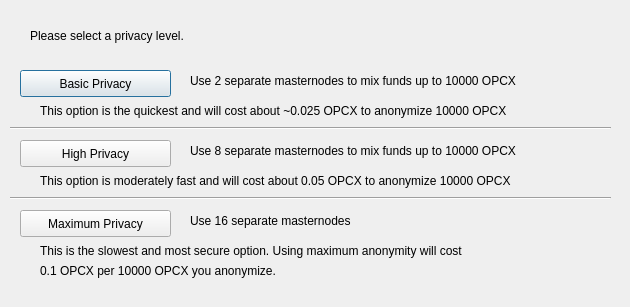
First picture: the form in src/qt/forms/obfuscationconfig.ui, repository opcoinx/OPCoinX, before the edit.
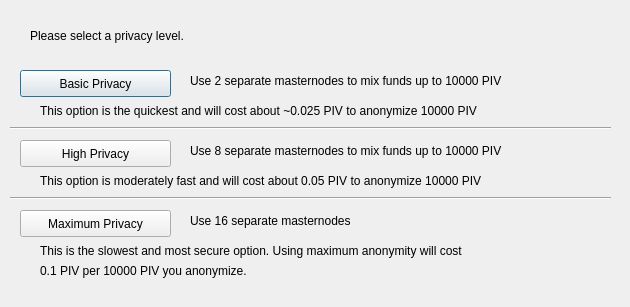
Second picture: the form after the edit.

What changed in the file:
```diff
--- a/src/qt/forms/obfuscationconfig.ui
+++ b/src/qt/forms/obfuscationconfig.ui
@@ -75,7 +75,7 @@
     </rect>
    </property>
    <property name="text">
-    <string>Use 2 separate masternodes to mix funds up to 10000 OPCX</string>
+    <string>Use 2 separate masternodes to mix funds up to 10000 PIV</string>
    </property>
   </widget>
   <widget class="QLabel" name="label_3">
@@ -88,7 +88,7 @@
     </rect>
    </property>
    <property name="text">
-    <string>Use 8 separate masternodes to mix funds up to 10000 OPCX</string>
+    <string>Use 8 separate masternodes to mix funds up to 10000 PIV</string>
    </property>
   </widget>
   <widget class="QLabel" name="label_4">
@@ -114,7 +114,7 @@
     </rect>
    </property>
    <property name="text">
-    <string>This option is the quickest and will cost about ~0.025 OPCX to anonymize 10000 OPCX</string>
+    <string>This option is the quickest and will cost about ~0.025 PIV to anonymize 10000 PIV</string>
    </property>
   </widget>
   <widget class="QLabel" name="label_7">
@@ -127,7 +127,7 @@
     </rect>
    </property>
    <property name="text">
-    <string>This option is moderately fast and will cost about 0.05 OPCX to anonymize 10000 OPCX</string>
+    <string>This option is moderately fast and will cost about 0.05 PIV to anonymize 10000 PIV</string>
    </property>
   </widget>
   <widget class="QLabel" name="label_8">
@@ -153,7 +153,7 @@
     </rect>
    </property>
    <property name="text">
-    <string>0.1 OPCX per 10000 OPCX you anonymize.</string>
+    <string>0.1 PIV per 10000 PIV you anonymize.</string>
    </property>
   </widget>
   <widget class="Line" name="line">
```
